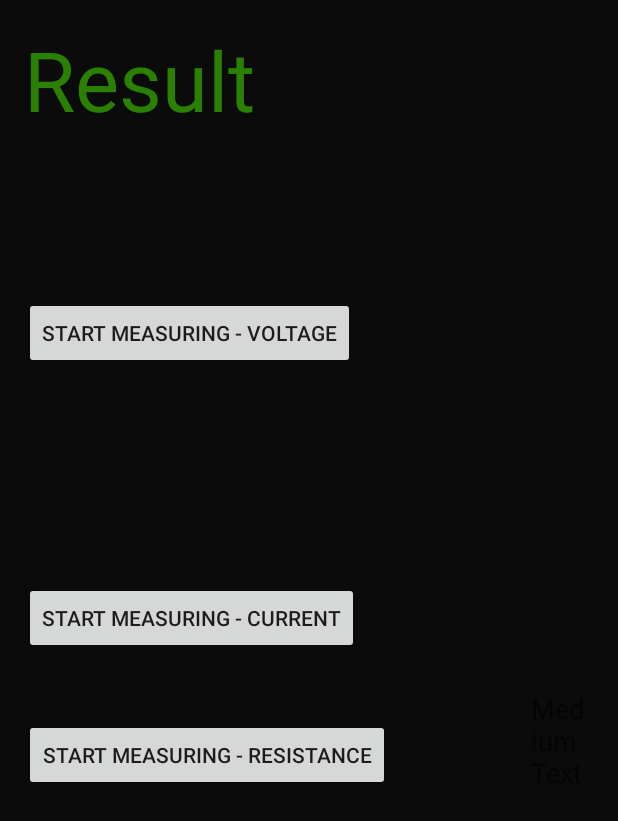
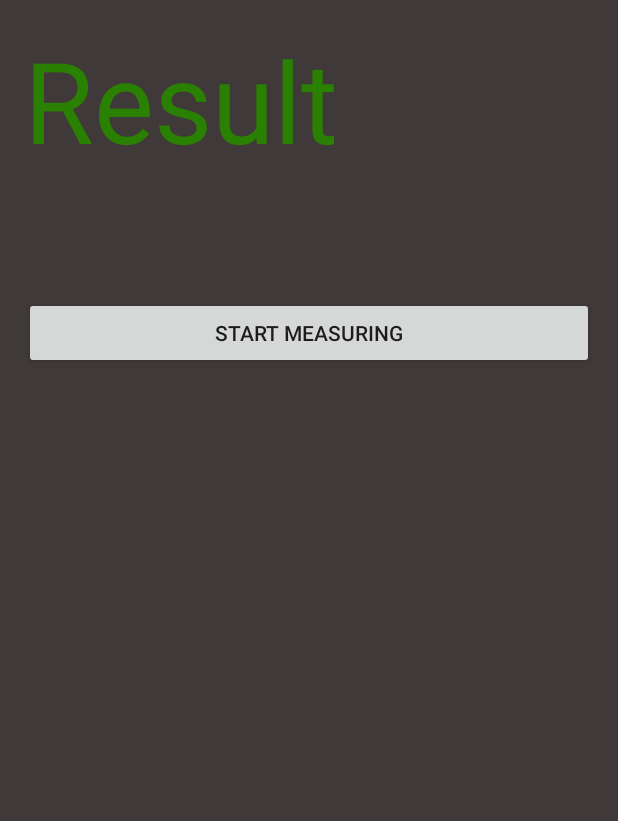
Before and after one commit to cnrdempsey/Project, an Android app: the layout activity_main.xml on its own in the app's theme, with its tools: preview values and no code run, on a phone screen of 412 x 824 dp. Shown: the top 821 px of the screen. Run offline under Robolectric (Android 15) with nearby library versions, the phone set to English and light mode, and no system bars.

Commit message:
08:33 11/04/16

```diff
--- a/app/src/main/res/layout/activity_main.xml
+++ b/app/src/main/res/layout/activity_main.xml
@@ -7,41 +7,21 @@
     android:paddingRight="@dimen/activity_horizontal_margin"
     android:paddingTop="@dimen/activity_vertical_margin"
     tools:context="conor.ie.dcu.multimeterapp.MainActivity"
-    android:background="#0b0b0b">
+    android:background="#403939">
 
     <Button
         android:layout_height="wrap_content"
         android:layout_width="wrap_content"
-        android:id="@+id/measurementButtonV"
-        android:text="@string/startMeasurementV"
+        android:id="@+id/measurementButton"
+        android:text="@string/startMeasurement"
         android:onClick="startMeasurement"
-        android:layout_alignParentTop="true"
+        android:layout_marginTop="81dp"
+        android:checked="false"
+        android:layout_below="@+id/measurementResult"
         android:layout_alignParentStart="true"
-        android:layout_marginTop="182dp"
-        android:checked="false"/>
+        android:layout_alignParentEnd="true" />
         <!--android:thumb="@+drawable/switch_thumb"-->
         <!--android:track="@+drawable/switch_bg"-->
-
-    <Button
-        android:layout_height="wrap_content"
-        android:layout_width="wrap_content"
-        android:id="@+id/measurementButtonC"
-        android:text="@string/startMeasurementC"
-        android:onClick="startMeasurement"
-        android:checked="false"
-        android:layout_centerVertical="true"
-        android:layout_alignParentStart="true" />
-
-    <Button
-        android:layout_height="wrap_content"
-        android:layout_width="wrap_content"
-        android:id="@+id/measurementButtonR"
-        android:text="@string/startMeasurementR"
-        android:onClick="startMeasurement"
-        android:checked="false"
-        android:layout_marginTop="43dp"
-        android:layout_below="@+id/measurementButtonC"
-        android:layout_alignParentStart="true" />
 
     <TextView
         android:id="@+id/measurementResult"
@@ -49,18 +29,21 @@
         android:layout_height="wrap_content"
         android:text="Result"
         android:textColor="#2a8000"
-        android:textSize="55sp"
+        android:textSize="75sp"
         android:layout_alignParentTop="true"
-        android:layout_alignParentStart="true" />
+        android:layout_alignParentStart="true"
+        android:layout_alignParentEnd="true" />
 
-    <TextView
-        android:layout_width="wrap_content"
-        android:layout_height="wrap_content"
-        android:textAppearance="?android:attr/textAppearanceMedium"
-        android:text="Medium Text"
-        android:id="@+id/textView"
-        android:layout_alignBottom="@+id/measurementButtonR"
+    <FrameLayout
+        android:layout_width="match_parent"
+        android:layout_height="match_parent"
+        android:layout_alignParentBottom="true"
+        android:layout_below="@+id/measurementButton"
         android:layout_alignParentStart="true"
-        android:layout_marginStart="338dp" />
+        android:layout_alignParentEnd="true"
+        android:id="@+id/canvasFrame">
+
+    </FrameLayout>
+
 
 </RelativeLayout>
--- a/app/src/main/res/values/strings.xml
+++ b/app/src/main/res/values/strings.xml
@@ -4,7 +4,5 @@
     <string name="app_name">Multimeter</string>
     <string name="action_settings">Settings</string>
 
-    <string name="startMeasurementV">Start Measuring - Voltage</string>
-    <string name="startMeasurementC">Start Measuring - Current</string>
-    <string name="startMeasurementR">Start Measuring - Resistance</string>
+    <string name="startMeasurement">Start Measuring</string>
 </resources>
```
Also changed, not shown: app/src/main/java/conor/ie/dcu/multimeterapp/DialCanvas.java (added, +56 -0 lines), app/src/main/java/conor/ie/dcu/multimeterapp/MainActivity.java (+17 -15 lines), 5 other files.
